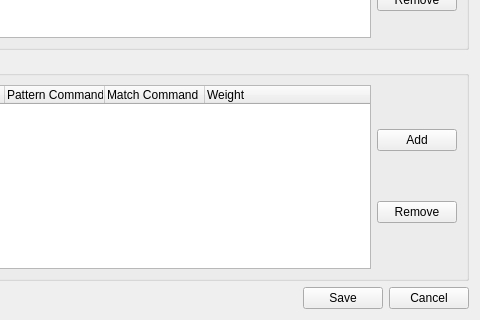
Above: ui/settingsdialog.ui from PollardBanknote/qdiffdir before the change; both pictures show x 219 to 699 and y 270 to 590 of the 699 by 590 pixel window. Below: the same form after it.
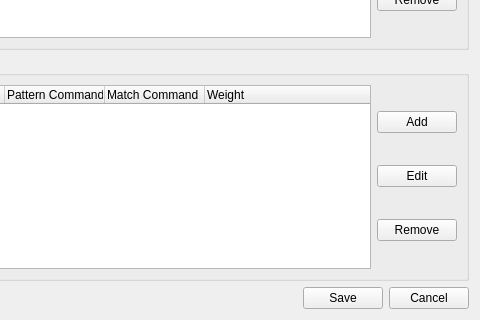
That is the form after the change.

Commit message: Add, edit and remove match rules

The edit to the form file:
```diff
--- a/ui/settingsdialog.ui
+++ b/ui/settingsdialog.ui
@@ -159,6 +159,13 @@
           </property>
          </widget>
         </item>
+        <item>
+         <widget class="QPushButton" name="pushButton">
+          <property name="text">
+           <string>Edit</string>
+          </property>
+         </widget>
+        </item>
         <item>
          <widget class="QPushButton" name="remove_match">
           <property name="text">
```
The commit also changes 8 other files.
